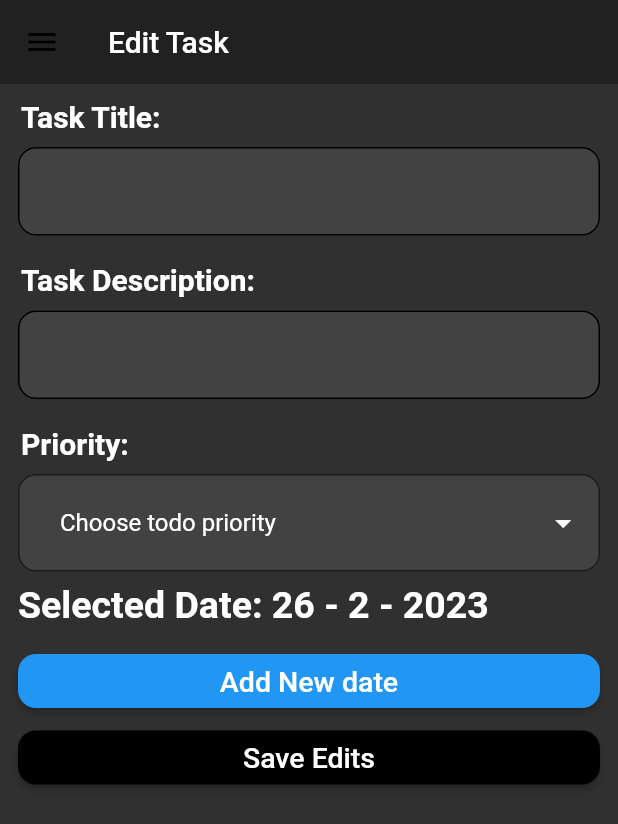
After one commit to Hasith435/todo-app, a Flutter app: the EditTask screen opened directly, on a phone screen of 412 x 824 dp. The commit adds this screen. Shown: the top 824 px of the screen. Run offline on Flutter 3.47's test engine with Material 2 defaults, Android fonts, the phone set to English and light mode, and no system bars; our stand-ins replace after_layout, dropdown_button2, flutter_slidable, shared_preferences; missing offline and left inert: dart:ffi; accounts and stored records are empty.

Commit message:
Edit task
Added edit task functionality

```diff
--- /dev/null
+++ b/todo_app/lib/pages/edit_todo_page.dart
@@ -0,0 +1,247 @@
+import 'package:dropdown_button2/dropdown_button2.dart';
+import 'package:flutter/material.dart';
+import 'package:todo_app/utils/drawer.dart';
+import 'package:todo_app/pages/home_page.dart';
+
+TextEditingController editPageTaskTitleController = TextEditingController();
+
+TextEditingController editPageTaskDescriptionController =
+    TextEditingController();
+
+List priorities = ["High", "Medium", "Low"];
+
+String? editTodoPrioritySelectedValue;
+
+bool showDate = false;
+DateTime dateTimeEditPage = DateTime.now();
+
+List editedTask = [];
+
+int taskIndex = 0;
+
+class EditTask extends StatefulWidget {
+  const EditTask({
+    super.key,
+  });
+
+  @override
+  State<EditTask> createState() => _EditTaskState();
+}
+
+class _EditTaskState extends State<EditTask> {
+  void addTaskToEditedTaskList() {
+    editedTask.add([
+      editPageTaskTitleController.text,
+      editTodoPrioritySelectedValue,
+      false,
+      editPageTaskDescriptionController.text,
+      "${dateTimeEditPage.day} - ${dateTimeEditPage.month} - ${dateTimeEditPage.year}",
+      dateTimeEditPage
+    ]);
+
+    toDoListObjects[taskIndex] = editedTask[0];
+
+    editedTask.clear();
+    Navigator.of(context)
+        .push(MaterialPageRoute(builder: (BuildContext context) {
+      return const HomePage();
+    }));
+    showDate == false;
+  }
+
+  @override
+  Widget build(BuildContext context) {
+    return Scaffold(
+      drawer: const AppDrawer(),
+      backgroundColor: const Color.fromARGB(255, 48, 48, 48),
+      appBar: AppBar(
+        title: const Text(
+          'Edit Task',
+          style: TextStyle(color: Colors.white),
+        ),
+        backgroundColor: Colors.grey[900],
+        elevation: 0,
+      ),
+      body: Column(
+        crossAxisAlignment: CrossAxisAlignment.stretch,
+        children: [
+          //task name label
+          const Padding(
+            padding: EdgeInsets.only(top: 10, left: 14, bottom: 9),
+            child: Text(
+              "Task Title:",
+              style: TextStyle(
+                color: Colors.white,
+                fontSize: 20,
+                fontWeight: FontWeight.bold,
+              ),
+            ),
+          ),
+
+          //Task name entry field
+          Padding(
+            padding: const EdgeInsets.only(bottom: 8, left: 12, right: 12),
+            child: TextFormField(
+              cursorColor: Colors.white,
+              controller: editPageTaskTitleController,
+              style: const TextStyle(color: Colors.white),
+              decoration: InputDecoration(
+                  filled: true,
+                  fillColor: Colors.grey.shade800,
+                  enabledBorder: OutlineInputBorder(
+                      borderRadius: BorderRadius.circular(12))),
+            ),
+          ),
+
+          //task description label
+          //task name label
+          const Padding(
+            padding: EdgeInsets.only(top: 10, left: 14, bottom: 9),
+            child: Text(
+              "Task Description:",
+              style: TextStyle(
+                color: Colors.white,
+                fontSize: 20,
+                fontWeight: FontWeight.bold,
+              ),
+            ),
+          ),
+
+          //task description text entry field
+          Padding(
+            padding: const EdgeInsets.only(bottom: 8, left: 12, right: 12),
+            child: TextFormField(
+              cursorColor: Colors.white,
+              controller: editPageTaskDescriptionController,
+              style: const TextStyle(color: Colors.white),
+              decoration: InputDecoration(
+                  filled: true,
+                  fillColor: Colors.grey.shade800,
+                  enabledBorder: OutlineInputBorder(
+                      borderRadius: BorderRadius.circular(12))),
+            ),
+          ),
+
+          //priority label
+          //task name label
+          const Padding(
+            padding: EdgeInsets.only(top: 10, left: 14, bottom: 9),
+            child: Text(
+              "Priority:",
+              style: TextStyle(
+                color: Colors.white,
+                fontSize: 20,
+                fontWeight: FontWeight.bold,
+              ),
+            ),
+          ),
+
+          //priority picker
+          Padding(
+            padding: const EdgeInsets.only(bottom: 8, left: 12, right: 12),
+            child: Align(
+                alignment: Alignment.centerLeft,
+                child: DropdownButtonFormField2(
+                  iconEnabledColor: Colors.white,
+                  iconSize: 25,
+                  decoration: InputDecoration(
+                      filled: true,
+                      fillColor: Colors.grey.shade800,
+                      border: OutlineInputBorder(
+                          borderRadius: BorderRadius.circular(12))),
+                  dropdownDecoration: BoxDecoration(
+                      borderRadius: BorderRadius.circular(20),
+                      color: Colors.grey.shade700),
+                  value: editTodoPrioritySelectedValue,
+                  onChanged: (value) {
+                    setState(() {
+                      editTodoPrioritySelectedValue = value as String;
+                    });
+                  },
+                  isExpanded: false,
+                  items: priorities
+                      .map((item) => DropdownMenuItem<String>(
+                            value: item,
+                            child: Text(
+                              item,
+                              style: const TextStyle(
+                                  fontSize: 14, color: Colors.white),
+                            ),
+                          ))
+                      .toList(),
+                  hint: const Align(
+                    alignment: Alignment.centerLeft,
+                    child: Text(
+                      "Choose todo priority",
+                      style: TextStyle(color: Colors.white),
+                    ),
+                  ),
+                )),
+          ),
+
+          //date picker
+
+          Padding(
+            padding: const EdgeInsets.only(left: 12.0),
+            child: Text(
+              "Selected Date: ${dateTimeEditPage.day} - ${dateTimeEditPage.month} - ${dateTimeEditPage.year}",
+              style: const TextStyle(
+                  color: Colors.white,
+                  fontWeight: FontWeight.bold,
+                  fontSize: 25),
+            ),
+          ),
+
+          //date picker
+          Padding(
+            padding: const EdgeInsets.fromLTRB(12, 12, 12, 3),
+            child: SizedBox(
+              width: 3500,
+              child: ElevatedButton(
+                onPressed: () async {
+                  final DateTime? newDate = await showDatePicker(
+                      context: context,
+                      initialDate: DateTime.now(),
+                      firstDate: DateTime.now(),
+                      lastDate: DateTime(3000));
+
+                  if (newDate != null && newDate != dateTimeEditPage) {
+                    setState(() {
+                      dateTimeEditPage = newDate;
+                      showDate = true;
+                      debugPrint(dateTimeEditPage.toString());
+                    });
+                  }
+                },
+                style: ElevatedButton.styleFrom(
+                    backgroundColor: Colors.blue,
+                    shape: RoundedRectangleBorder(
+                        borderRadius: BorderRadius.circular(12))),
+                child: const Text('Add New date',
+                    style: TextStyle(color: Colors.white, fontSize: 19)),
+              ),
+            ),
+          ),
+
+          Padding(
+            padding: const EdgeInsets.fromLTRB(12, 0, 12, 12),
+            child: SizedBox(
+              width: 3500,
+              child: ElevatedButton(
+                onPressed: addTaskToEditedTaskList,
+                style: ElevatedButton.styleFrom(
+                    backgroundColor: Colors.black,
+                    shape: RoundedRectangleBorder(
+                        borderRadius: BorderRadius.circular(12))),
+                child: const Text(
+                  "Save Edits",
+                  style: TextStyle(color: Colors.white, fontSize: 19),
+                ),
+              ),
+            ),
+          )
+        ],
+      ),
+    );
+  }
+}
--- a/todo_app/lib/pages/priority_view.dart
+++ b/todo_app/lib/pages/priority_view.dart
@@ -119,6 +119,8 @@ class _PriorityViewState extends State<PriorityView> {
                   taskCompleted: mediumPriority[index][2],
                   description: mediumPriority[index][3],
                   dueDate: mediumPriority[index][4].toString(),
+                  unformattedDueDate: toDoListObjects[index][5],
+                  index: index,
                   onChanged: (value) =>
                       checkBoxChanged(value, index, mediumPriority[index][1]),
                   onDel: (context) => delTask(index, mediumPriority[index][1]),
@@ -140,6 +142,8 @@ class _PriorityViewState extends State<PriorityView> {
                   taskCompleted: highPriority[index][2],
                   description: highPriority[index][3],
                   dueDate: highPriority[index][4].toString(),
+                  unformattedDueDate: toDoListObjects[index][5],
+                  index: index,
                   onChanged: (value) =>
                       checkBoxChanged(value, index, highPriority[index][1]),
                   onDel: (context) => delTask(index, highPriority[index][1]),
@@ -161,6 +165,8 @@ class _PriorityViewState extends State<PriorityView> {
                   taskCompleted: lowPriority[index][2],
                   description: lowPriority[index][3],
                   dueDate: lowPriority[index][4].toString(),
+                  unformattedDueDate: toDoListObjects[index][5],
+                  index: index,
                   onChanged: (value) =>
                       checkBoxChanged(value, index, lowPriority[index][1]),
                   onDel: (context) => delTask(index, lowPriority[index][2]),
```
Also changed, not shown: todo_app/lib/pages/home_page.dart (+78 -0 lines), todo_app/lib/utils/datepicker.dart (added, +41 -0 lines), todo_app/lib/utils/todo_list_container.dart (+32 -0 lines), todo_app/lib/pages/2mrw_page.dart (deleted), todo_app/lib/pages/weekly_page.dart (deleted).
